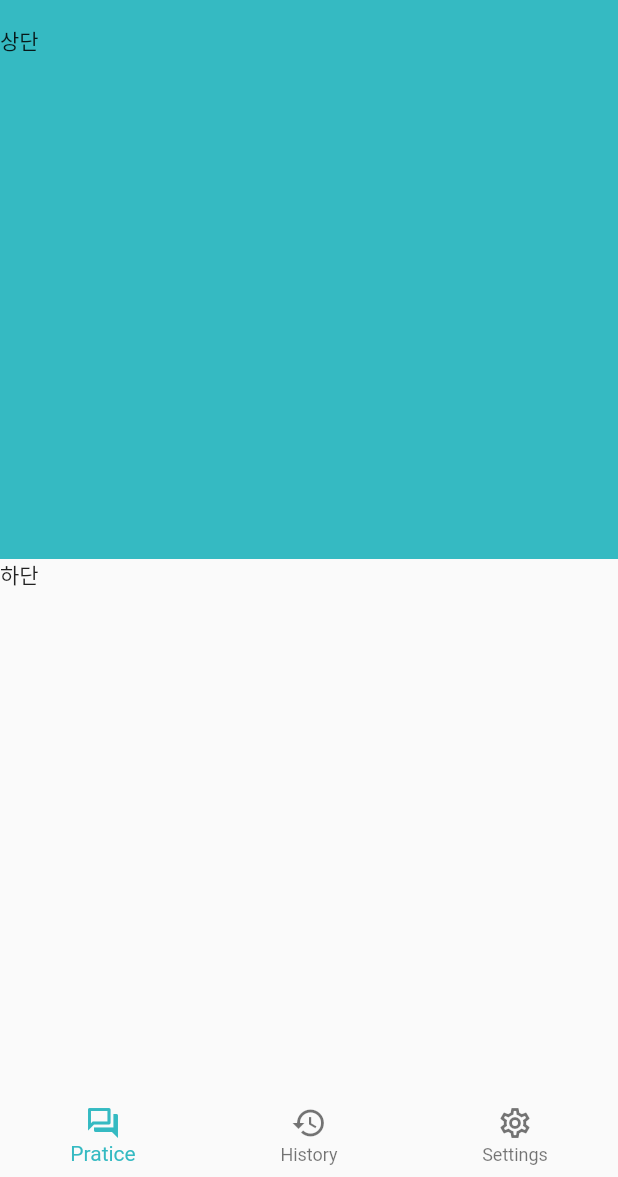
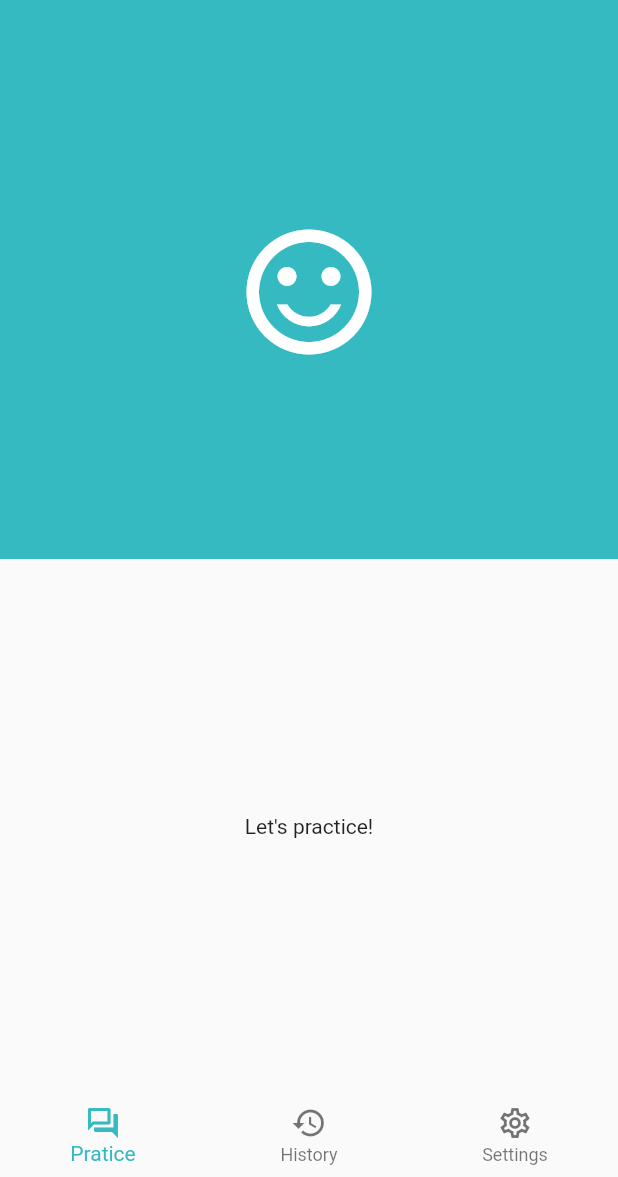
Before and after one commit to gdg-yonsei/fluentify-flutter, a Flutter app: the screen it shows after launch, on a phone screen of 412 x 824 dp, the part 59-1236 px from its top. Run offline on Flutter 3.47's test engine with Material 2 defaults, Android fonts, the light colour scheme and no system bars.

Commit message:
feat: dummy layout

```diff
--- a/lib/main.dart
+++ b/lib/main.dart
@@ -21,6 +21,7 @@ class App extends StatelessWidget {
           background: const Color(0xFFFAFAFA),
         ),
       ),
+      debugShowCheckedModeBanner: false,
       home: HomeScreen(),
     );
   }
--- a/lib/widgets/home/fragments/practice.dart
+++ b/lib/widgets/home/fragments/practice.dart
@@ -16,12 +16,26 @@ class _PracticeFragmentState extends State<PracticeFragment> {
         Expanded(
           child: Container(
             color: Theme.of(context).colorScheme.primary,
-            child: const Text('상단'),
+            child: const Column(
+              crossAxisAlignment: CrossAxisAlignment.center,
+              mainAxisAlignment: MainAxisAlignment.center,
+              children: [
+                Icon(
+                  Icons.sentiment_satisfied_outlined,
+                  size: 100,
+                  color: Colors.white,
+                ),
+              ],
+            ),
           ),
         ),
-        Expanded(
-          child: Container(
-            child: const Text('하단'),
+        const Expanded(
+          child: Column(
+            crossAxisAlignment: CrossAxisAlignment.center,
+            mainAxisAlignment: MainAxisAlignment.center,
+            children: [
+              Text("Let's practice!"),
+            ],
           ),
         ),
       ],
```
